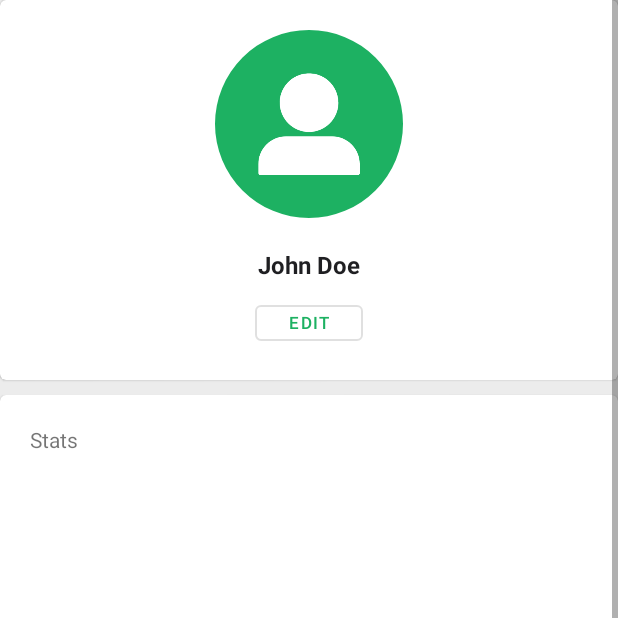
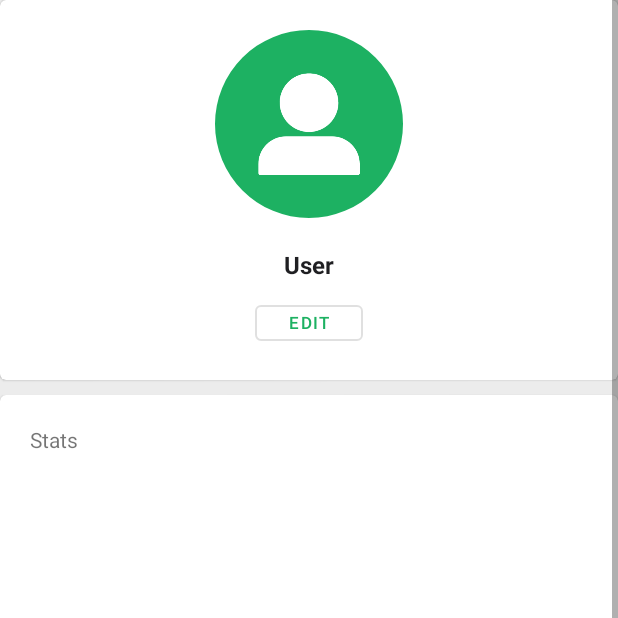
Before and after one commit to gpark608/362_pigeon_hole, an Android app: the ProfileFragment screen opened through its navigation route, on a phone screen of 412 x 824 dp, the top half of it. Run offline under Robolectric (Android 15) with nearby library versions, the phone set to English and light mode, and no system bars; our stand-ins replace Firebase (no records; nobody signed in at launch, a user with empty details on screens opened directly), navigation-ui; Roboto replaces fonts that are not available here.

Commit message:
Refactor code and add functions to sync name and profile picture

```diff
--- a/app/src/main/java/ca/sfu/minerva/ui/profile/ProfileFragment.kt
+++ b/app/src/main/java/ca/sfu/minerva/ui/profile/ProfileFragment.kt
@@ -2,59 +2,70 @@ package ca.sfu.minerva.ui.profile
 
 import android.content.Intent
 import android.content.SharedPreferences
+import android.graphics.drawable.Drawable
+import android.net.Uri
 import android.os.Bundle
 import android.view.LayoutInflater
 import android.view.View
 import android.view.ViewGroup
 import android.widget.Button
+import android.widget.ImageView
 import android.widget.TextView
 import androidx.appcompat.app.AppCompatActivity
+import androidx.core.content.ContextCompat
 import androidx.fragment.app.Fragment
 import androidx.lifecycle.ViewModelProvider
+import androidx.preference.PreferenceManager
 import ca.sfu.minerva.MainActivity
 import ca.sfu.minerva.R
 import ca.sfu.minerva.databinding.FragmentProfileBinding
+import ca.sfu.minerva.util.Helper
+import ca.sfu.minerva.util.getBitmap
+import com.google.android.material.imageview.ShapeableImageView
 
 class ProfileFragment : Fragment() {
-
+    // This property is only valid between onCreateView and onDestroyView
+    private val binding get() = _binding!!
     private var _binding: FragmentProfileBinding? = null
 
-    // This property is only valid between onCreateView and
-    // onDestroyView.
-    private val binding get() = _binding!!
+    private lateinit var sharedPreferences: SharedPreferences
+    private lateinit var editor: SharedPreferences.Editor
+    private lateinit var imageViewProfilePicture: ShapeableImageView
+    private lateinit var textFullName: TextView
+    private lateinit var btnLogOut: TextView
     private lateinit var btnEdit: Button
-
-    private lateinit var sharedPreferences: SharedPreferences
-    private lateinit var editor:SharedPreferences.Editor
-
+    private lateinit var profilePicturePath: String
+    private lateinit var profilePictureUri: Uri
+    private lateinit var defaultProfilePicture: Drawable
 
     override fun onCreateView(
         inflater: LayoutInflater,
         container: ViewGroup?,
         savedInstanceState: Bundle?
     ): View {
-        val notificationsViewModel =
-            ViewModelProvider(this)[ProfileViewModel::class.java]
+        val notificationsViewModel = ViewModelProvider(this)[ProfileViewModel::class.java]
         _binding = FragmentProfileBinding.inflate(inflater, container, false)
         val root: View = binding.root
 
+        sharedPreferences = PreferenceManager.getDefaultSharedPreferences(requireContext())
+        defaultProfilePicture = ContextCompat.getDrawable(requireContext(), R.drawable.default_profile_picture)!!
+        imageViewProfilePicture = root.findViewById(R.id.image_profile_picture)
+        textFullName = root.findViewById(R.id.text_full_name)
+
+        loadUserData()
+
         btnEdit = root.findViewById(R.id.button_edit)
-        btnEdit.setOnClickListener {
-            onClickEditProfile()
-        }
+        btnEdit.setOnClickListener { onClickEditProfile() }
 
-        sharedPreferences = activity?.getSharedPreferences("LoginInfo", AppCompatActivity.MODE_PRIVATE)!!
-        editor = sharedPreferences.edit()
-        val logOutBtn = root.findViewById<TextView>(R.id.text_logout)
-        logOutBtn.setOnClickListener {
-            editor.putString("email", "")
-            editor.putString("pass", "")
-            editor.apply()
-            val intent = Intent(activity, MainActivity::class.java)
-            startActivity(intent)
-        }
+        btnLogOut = root.findViewById(R.id.text_logout)
+        btnLogOut.setOnClickListener { onClickLogOut() }
 
         return root
+    }
+
+    override fun onResume() {
+        super.onResume()
+        loadUserData()
     }
 
     override fun onDestroyView() {
@@ -62,8 +73,51 @@ class ProfileFragment : Fragment() {
         _binding = null
     }
 
+    private fun loadUserData() {
+        val firstName = sharedPreferences.getString(EditProfileActivity.FIRST_NAME, "")
+        val lastName = sharedPreferences.getString(EditProfileActivity.LAST_NAME, "")
+        val profilePicturePathString = sharedPreferences.getString("profilePicturePath", null)
+        val profilePictureUriString = sharedPreferences.getString("profilePictureUri", null)
+
+        if (profilePicturePathString != null) {
+            profilePicturePath = profilePicturePathString
+        }
+
+        if (profilePictureUriString != null) {
+            profilePictureUri = Uri.parse(profilePictureUriString)
+            setProfilePicture()
+        }
+
+        if (firstName!!.isEmpty() && lastName!!.isEmpty()) {
+            textFullName.text = "User"
+        } else {
+            textFullName.text = String.format("%s %s", firstName, lastName)
+        }
+    }
+
+    private fun setProfilePicture() {
+        try {
+            val profilePictureBitmap = getBitmap(requireContext(), profilePictureUri, 125, 125)
+            imageViewProfilePicture.scaleType = ImageView.ScaleType.CENTER_CROP
+            imageViewProfilePicture.setImageBitmap(profilePictureBitmap)
+        } catch (e: Exception) {
+            println(e)
+            imageViewProfilePicture.setImageDrawable(defaultProfilePicture)
+        }
+    }
+
     private fun onClickEditProfile() {
         val intent = Intent(activity, EditProfileActivity::class.java)
         startActivity(intent)
     }
+
+    private fun onClickLogOut() {
+        sharedPreferences = requireActivity().getSharedPreferences("LoginInfo", AppCompatActivity.MODE_PRIVATE)
+        editor = sharedPreferences.edit()
+        editor.putString(Helper.EMAIL, "")
+        editor.putString(Helper.PASSWORD, "")
+        editor.apply()
+        val intent = Intent(activity, MainActivity::class.java)
+        startActivity(intent)
+    }
 }
```
